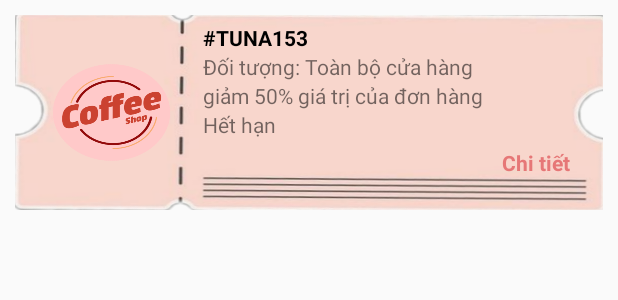
After one commit to gtuan201/TunaAdmin, an Android app: the layout row_rev_voucher.xml on its own in the app's theme, with its tools: preview values and no code run, on a phone screen of 412 x 824 dp. The commit adds this screen. Shown: the top 300 px of the screen. Run offline under Robolectric (Android 15) with nearby library versions, the phone set to English and light mode, and no system bars; Roboto replaces fonts that are not available here.

Commit message:
Tuna Admin

```diff
--- /dev/null
+++ b/app/src/main/res/layout/row_rev_voucher.xml
@@ -0,0 +1,54 @@
+<?xml version="1.0" encoding="utf-8"?>
+<layout xmlns:android="http://schemas.android.com/apk/res/android">
+    <RelativeLayout
+        android:layout_width="match_parent"
+        android:layout_height="150dp"
+        android:padding="10dp">
+        <LinearLayout
+            android:orientation="vertical"
+            android:layout_width="match_parent"
+            android:background="@drawable/voucher_back"
+            android:layout_height="130dp">
+            <TextView
+                android:id="@+id/name_voucher"
+                android:text="#TUNA153"
+                android:textColor="@color/black"
+                android:textStyle="bold"
+                android:layout_marginStart="125dp"
+                android:layout_marginTop="5dp"
+                android:layout_width="wrap_content"
+                android:layout_height="wrap_content"/>
+            <TextView
+                android:id="@+id/subject"
+                android:text="Đối tượng: Toàn bộ cửa hàng"
+                android:layout_marginStart="125dp"
+                android:layout_width="wrap_content"
+                android:layout_height="wrap_content"/>
+            <TextView
+                android:id="@+id/value"
+                android:text="giảm 50% giá trị của đơn hàng"
+                android:layout_marginStart="125dp"
+                android:layout_width="wrap_content"
+                android:layout_height="wrap_content"/>
+            <TextView
+                android:id="@+id/is_coming_or_canceled"
+                android:text="Hết hạn"
+                android:layout_marginStart="125dp"
+                android:layout_width="wrap_content"
+                android:layout_height="wrap_content"/>
+
+        </LinearLayout>
+        <TextView
+            android:id="@+id/tv_detail_voucher"
+            android:text="Chi tiết"
+            android:textColor="#E67777"
+            android:textStyle="bold"
+            android:layout_alignParentBottom="true"
+            android:layout_alignParentEnd="true"
+            android:layout_margin="10dp"
+            android:padding="12dp"
+            android:layout_width="wrap_content"
+            android:layout_height="wrap_content"/>
+    </RelativeLayout>
+
+</layout>
--- a/app/src/main/res/values/strings.xml
+++ b/app/src/main/res/values/strings.xml
@@ -51,4 +51,6 @@
     <string name="object">Đối tượng sử dụng được mã giảm giá này</string>
     <string name="add_img_voucher">Thêm hình ảnh mô tả voucher</string>
     <string name="name_shop">Tuna Coffee</string>
+    <string name="pending_voucher">Những voucher sắp tới sẽ có hiệu lực</string>
+    <string name="expired_voucher">Voucher đã hết hạn</string>
 </resources>
```
Also changed, not shown: app/src/main/java/com/example/tunashopadmin/model/Voucher.java (+7 -7 lines), app/src/main/java/com/example/tunashopadmin/view/voucher_screen/adapter/PendingAndExpiredVoucherAdapter.java (added, +76 -0 lines), app/src/main/java/com/example/tunashopadmin/view/voucher_screen/child_of_voucher/ExpiredVoucherFragment.java (+22 -3 lines), app/src/main/java/com/example/tunashopadmin/view/voucher_screen/child_of_voucher/PendingVoucherFragment.java (+25 -2 lines), app/src/main/java/com/example/tunashopadmin/viewmodel/DisplayVoucherViewModel.java (+126 -3 lines), app/src/main/res/layout/fragment_expired_voucher.xml (+20 -11 lines), app/src/main/res/layout/fragment_pending_voucher.xml (+20 -12 lines), app/src/main/res/drawable/voucher_back.png (added).
